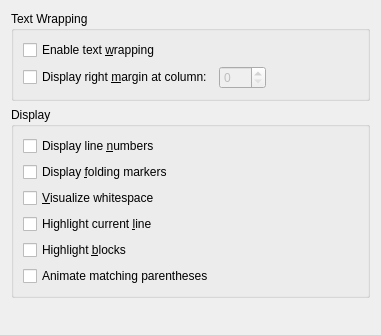
This is src/plugins/texteditor/displaysettingspage.ui in qt-creator/qt-creator as Qt 5 draws it before an edit. The edited form follows.
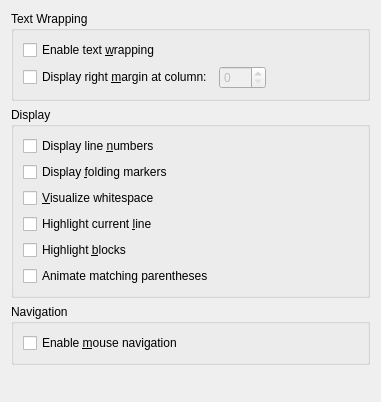
This is the edited form.

Commit message:
Added an option to disable the mouse navigation
It's conflicting too much with pasting for some, so better have the
option to just turn it off.

The edit to the form file:
```diff
--- a/src/plugins/texteditor/displaysettingspage.ui
+++ b/src/plugins/texteditor/displaysettingspage.ui
@@ -7,11 +7,11 @@
     <x>0</x>
     <y>0</y>
     <width>381</width>
-    <height>335</height>
+    <height>402</height>
    </rect>
   </property>
   <layout class="QGridLayout" name="gridLayout_3">
-   <item row="2" column="0">
+   <item row="3" column="0">
     <spacer name="verticalSpacer">
      <property name="orientation">
       <enum>Qt::Vertical</enum>
@@ -128,6 +128,22 @@
      </layout>
     </widget>
    </item>
+   <item row="2" column="0">
+    <widget class="QGroupBox" name="groupBoxNavigation">
+     <property name="title">
+      <string>Navigation</string>
+     </property>
+     <layout class="QVBoxLayout" name="verticalLayout_2">
+      <item>
+       <widget class="QCheckBox" name="mouseNavigation">
+        <property name="text">
+         <string>Enable &amp;mouse navigation</string>
+        </property>
+       </widget>
+      </item>
+     </layout>
+    </widget>
+   </item>
   </layout>
  </widget>
  <resources/>
```
The commit also changes 6 other files.
